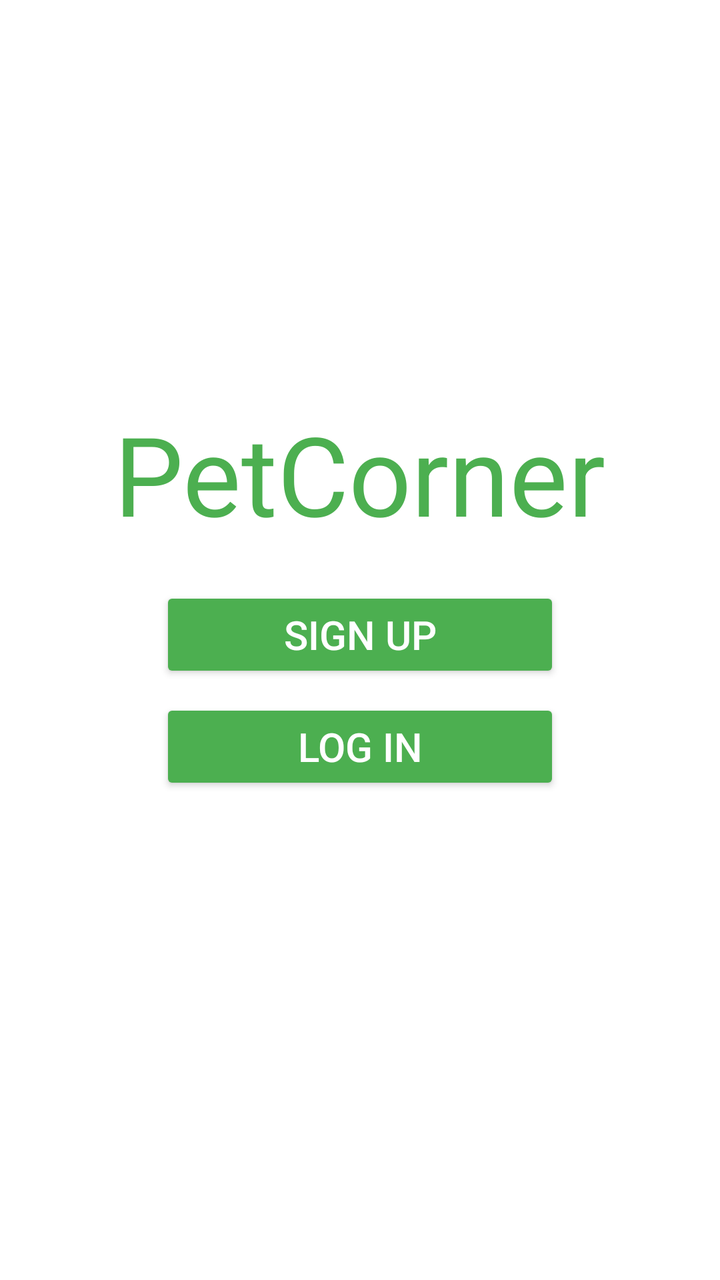
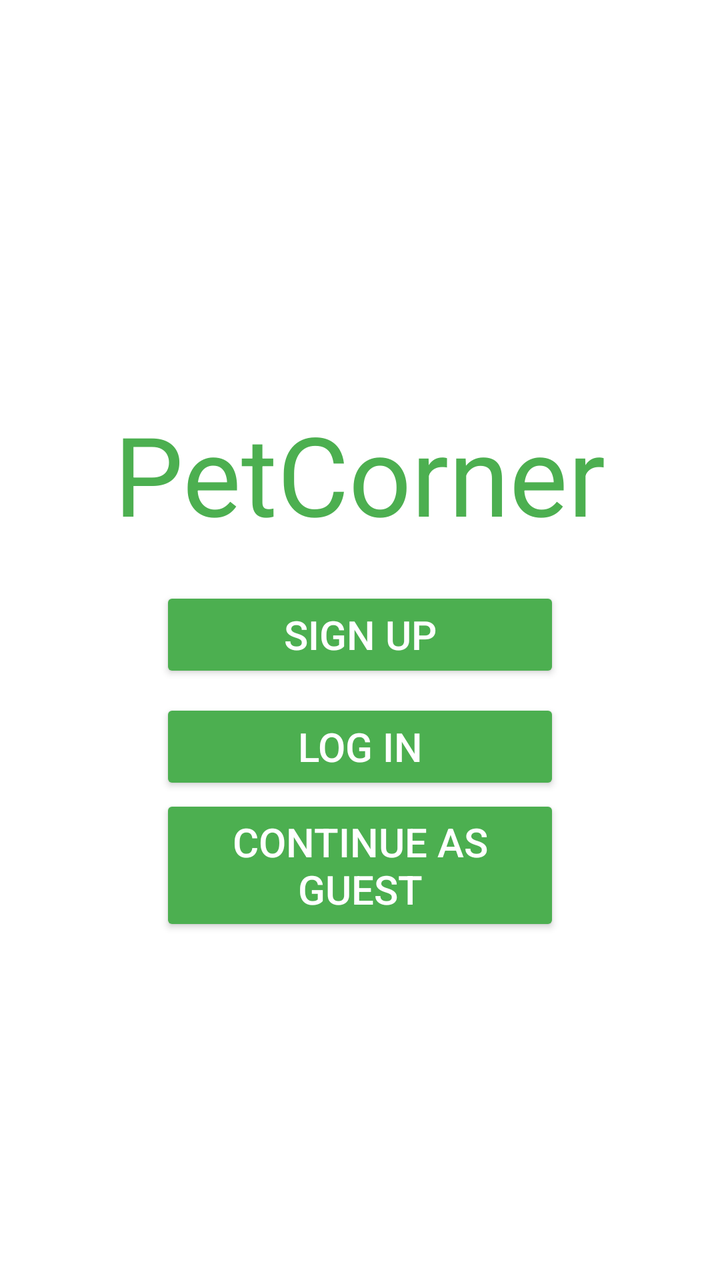

Compare the two renders of this Android layout. The source of the first and the diff that turns it into the second are given below.
<!-- AndroidManifest.xml: application theme Theme.PetCorner -->
<!-- res/layout/activity_main.xml -->
<?xml version="1.0" encoding="utf-8"?>
<LinearLayout xmlns:android="http://schemas.android.com/apk/res/android"
    android:id="@+id/main"
    android:layout_width="match_parent"
    android:layout_height="match_parent"
    android:background="#FFFFFF"
    android:gravity="center_horizontal"
    android:orientation="vertical"
    android:paddingTop="200dp">

    <TextView
        android:layout_width="wrap_content"
        android:layout_height="wrap_content"
        android:layout_marginBottom="20dp"
        android:text="PetCorner"
        android:textColor="#4CAF50"
        android:textSize="55sp" />

    <Button
        android:id="@+id/btnRegistration"
        android:layout_width="200dp"
        android:layout_height="wrap_content"
        android:layout_marginBottom="8dp"
        android:backgroundTint="#4CAF50"
        android:text="Sign up"
        android:textColor="#FFFFFF"
        android:textSize="20sp"/>

    <Button
        android:id="@+id/btnLogin"
        android:layout_width="200dp"
        android:layout_height="wrap_content"
        android:backgroundTint="#4CAF50"
        android:text="Log In"
        android:textColor="#FFFFFF"
        android:textSize="20sp"/>


</LinearLayout>
<!-- resources referenced by this layout -->
<resources>
  <style name="Theme.PetCorner" parent="Base.Theme.PetCorner" />
  <style name="Base.Theme.PetCorner" parent="Theme.Material3.DayNight.NoActionBar">
  
          
          <item name="colorPrimary">#4CAF50</item>
          <item name="colorSecondary">#4CAF50</item>
          <item name="colorTertiary">#4CAF50</item>
  
          
          <item name="android:statusBarColor">#4CAF50</item>
  
          
          <item name="android:windowLightStatusBar">false</item>
  
      </style>
</resources>

<!-- the commit's change to res/layout/activity_main.xml (unified diff, before → after) -->
@@ -36,4 +36,14 @@
         android:textSize="20sp"/>
 
 
+    <Button
+        android:id="@+id/btnGuestLogin"
+        android:layout_width="200dp"
+        android:layout_height="wrap_content"
+        android:backgroundTint="#4CAF50"
+        android:text="Continue as guest"
+        android:textColor="#FFFFFF"
+        android:textSize="20sp"/>
+
+
 </LinearLayout>
